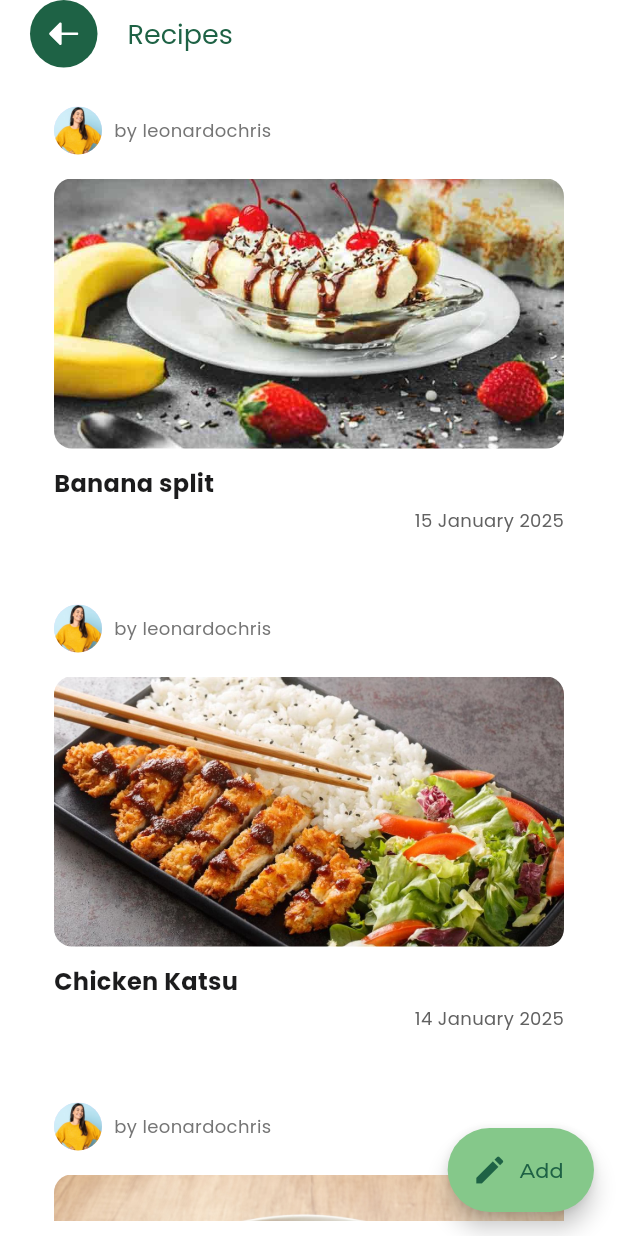
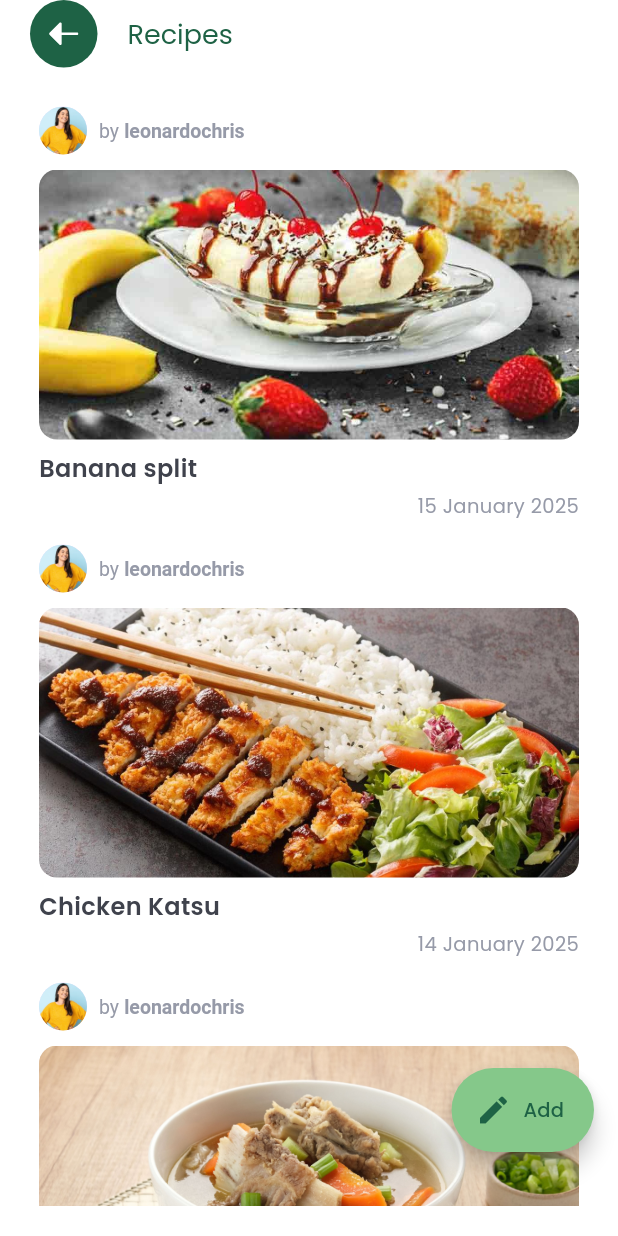
Before and after one commit to NutriCall/NutriCall-App, a Flutter app: the RecipePage screen opened by its route, on a phone screen of 412 x 824 dp. Run offline on Flutter 3.47's test engine with Material 3 defaults, Android fonts, the phone set to English and light mode, and no system bars; our stand-ins replace flutter_dotenv, flutter_riverpod, flutter_svg, gap, go_router, google_fonts and 7 more; generated files the repository leaves out were written again.

Commit message:
adjust recipe page

```diff
--- a/lib/features/recipe/pages/recipe_page.dart
+++ b/lib/features/recipe/pages/recipe_page.dart
@@ -1,9 +1,9 @@
 import 'package:flutter/material.dart';
 import 'package:go_router/go_router.dart';
 import 'package:hooks_riverpod/hooks_riverpod.dart';
+import 'package:nutri_call_app/features/recipe/widget/floating_action_button.dart';
 import 'package:nutri_call_app/features/recipe/widget/recipe_item_widget.dart';
 import 'package:nutri_call_app/helpers/widget/custom_app_bar.dart';
-import 'package:nutri_call_app/utils/app_color.dart';
 import 'package:nutri_call_app/utils/assets.gen.dart';
 
 final List<Map<String, String>> recipes = [
@@ -49,7 +49,7 @@ class RecipePage extends HookConsumerWidget {
       body: RefreshIndicator(
         onRefresh: _refreshRecipes,
         child: Padding(
-          padding: const EdgeInsets.symmetric(horizontal: 20, vertical: 10),
+          padding: const EdgeInsets.fromLTRB(10, 10, 10, 20),
           child: ListView.builder(
             itemCount: recipes.length,
             itemBuilder: (context, index) {
@@ -65,23 +65,9 @@ class RecipePage extends HookConsumerWidget {
           ),
         ),
       ),
-      floatingActionButton: const AddButton(),
-    );
-  }
-}
-
-class AddButton extends StatelessWidget {
-  const AddButton({super.key});
-
-  @override
-  Widget build(BuildContext context) {
-    return FloatingActionButton.extended(
-      onPressed: () {},
-      icon: const Icon(Icons.edit, color: AppColor.darkGreen),
-      label: const Text('Add', style: TextStyle(color: AppColor.darkGreen)),
-      backgroundColor: AppColor.lightGreen,
-      shape: RoundedRectangleBorder(
-        borderRadius: BorderRadius.circular(50),
+      floatingActionButton: Transform.translate(
+        offset: const Offset(0, -40),
+        child: const AddButton(),
       ),
     );
   }
--- /dev/null
+++ b/lib/features/recipe/widget/floating_action_button.dart
@@ -0,0 +1,28 @@
+
+import 'package:flutter/material.dart';
+import 'package:google_fonts/google_fonts.dart';
+import 'package:nutri_call_app/utils/app_color.dart';
+
+class AddButton extends StatelessWidget {
+  const AddButton({super.key});
+
+  @override
+  Widget build(BuildContext context) {
+    return FloatingActionButton.extended(
+      onPressed: () {},
+      icon: const Icon(Icons.edit, color: AppColor.darkGreen),
+      label: Text(
+        'Add',
+        style: GoogleFonts.poppins(
+          fontSize: 13,
+          fontWeight: FontWeight.w500,
+          color: AppColor.darkGreen,
+        ),
+        ),
+      backgroundColor: AppColor.lightGreen,
+      shape: RoundedRectangleBorder(
+        borderRadius: BorderRadius.circular(50),
+      ),
+    );
+  }
+}
--- a/lib/features/recipe/widget/recipe_item_widget.dart
+++ b/lib/features/recipe/widget/recipe_item_widget.dart
@@ -1,4 +1,5 @@
 import 'package:flutter/material.dart';
+import 'package:gap/gap.dart';
 import 'package:google_fonts/google_fonts.dart';
 import 'package:nutri_call_app/utils/app_color.dart';
 
@@ -10,46 +11,53 @@ class RecipeItem extends StatelessWidget {
   final String date;
 
   const RecipeItem({
-    Key? key,
+    super.key,
     required this.avatarUrl,
     required this.imageUrl,
     required this.title,
     required this.author,
     required this.date,
-  }) : super(key: key);
+  });
 
   @override
   Widget build(BuildContext context) {
     return Container(
-      margin: const EdgeInsets.only(bottom: 16),
       decoration: BoxDecoration(
-        color: Colors.white,
         borderRadius: BorderRadius.circular(16),
       ),
       child: Padding(
-        padding: const EdgeInsets.all(16),
+        padding: const EdgeInsets.fromLTRB(16, 16, 16, 0),
         child: Column(
           crossAxisAlignment: CrossAxisAlignment.start,
           children: [
-            // Profile and Author
             Row(
               children: [
                 CircleAvatar(
                   backgroundImage: AssetImage(avatarUrl),
                   radius: 16,
                 ),
-                const SizedBox(width: 8),
-                Text(
-                  'by $author',
-                  style: GoogleFonts.poppins(
-                    fontSize: 12,
-                    color: Colors.grey[600],
+                const Gap(8),
+                RichText(
+                  text: TextSpan(
+                    style: GoogleFonts.poppins(
+                      fontSize: 13,
+                      color: AppColor.lightBlack,
+                    ),
+                    children: [
+                      const TextSpan(
+                        text: 'by ',
+                        style: TextStyle(fontWeight: FontWeight.w400),
+                      ),
+                      TextSpan(
+                        text: author,
+                        style: const TextStyle(fontWeight: FontWeight.w600),
+                      ),
+                    ],
                   ),
                 ),
               ],
             ),
-            const SizedBox(height: 16),
-
+            const Gap(10),
             ClipRRect(
               borderRadius: BorderRadius.circular(12),
               child: Image.asset(
@@ -59,8 +67,7 @@ class RecipeItem extends StatelessWidget {
                 fit: BoxFit.cover,
               ),
             ),
-            const SizedBox(height: 12),
-
+            const Gap(8),
             Column(
               crossAxisAlignment: CrossAxisAlignment.start,
               children: [
@@ -68,18 +75,19 @@ class RecipeItem extends StatelessWidget {
                   title,
                   style: GoogleFonts.poppins(
                     fontSize: 16,
-                    fontWeight: FontWeight.bold,
-                    color: AppColor.darkGrey,
+                    fontWeight: FontWeight.w600,
+                    color: AppColor.semiBlack,
                   ),
                 ),
-                const SizedBox(height: 4),
+                const Gap(4),
                 Align(
                   alignment: Alignment.centerRight,
                   child: Text(
                     date,
                     style: GoogleFonts.poppins(
-                      fontSize: 12,
-                      color: AppColor.grey,
+                      fontSize: 13,
+                      color: AppColor.lightBlack,
+                      fontWeight: FontWeight.w400
                     ),
                   ),
                 ),
```
